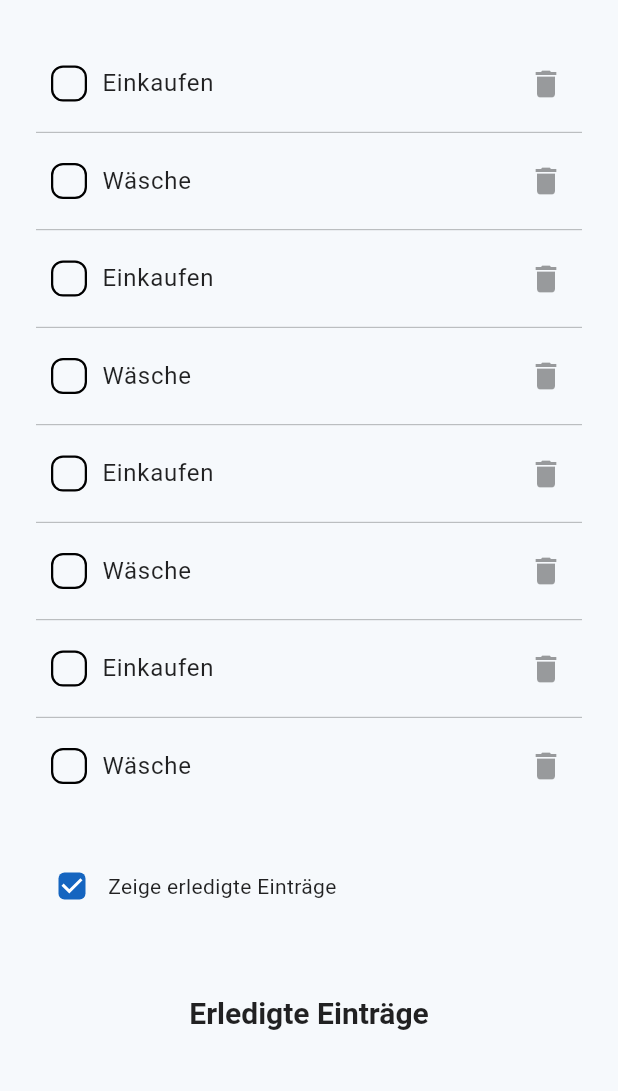
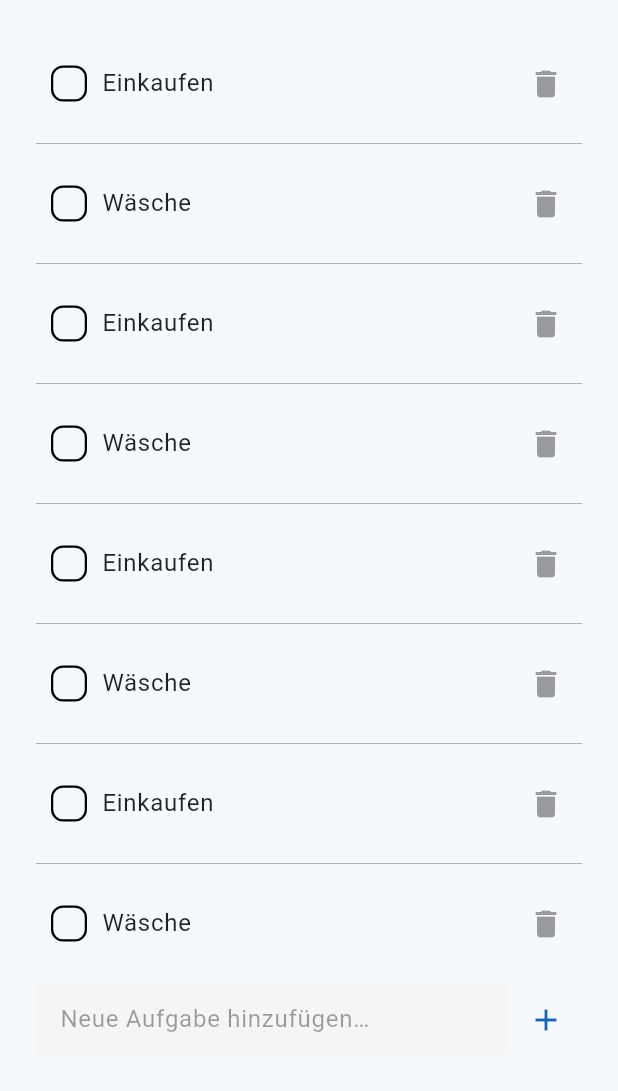
Before and after one commit to pythonite42/TaskMate, a Flutter app: the screen it shows after launch, on a phone screen of 412 x 824 dp, the part 125-1216 px from its top. Run offline on Flutter 3.47's test engine with Material 3 defaults, Android fonts, the phone set to English and light mode, and no system bars.

Commit message:
add entry

```diff
--- a/lib/global_settings/theme.dart
+++ b/lib/global_settings/theme.dart
@@ -57,7 +57,7 @@ class AppTheme {
       shape: RoundedRectangleBorder(borderRadius: BorderRadius.circular(4)),
       fillColor: WidgetStateProperty.all(_primaryBlue),
     ),
-    dividerColor: Colors.black38,
+    dividerTheme: DividerThemeData(thickness: 0.5, color: Colors.black38),
   );
 
   static ThemeData darkTheme = ThemeData(
@@ -114,6 +114,6 @@ class AppTheme {
       shape: RoundedRectangleBorder(borderRadius: BorderRadius.circular(4)),
       fillColor: WidgetStateProperty.all(_primaryBlueLight),
     ),
-    dividerColor: Colors.white,
+    dividerTheme: DividerThemeData(thickness: 0.5, color: Colors.white, space: 1),
   );
 }
--- a/lib/pages/todo.dart
+++ b/lib/pages/todo.dart
@@ -1,6 +1,7 @@
 import 'package:flutter/material.dart';
 import 'package:to_do_list/global_settings/spacing.dart';
-import 'package:to_do_list/widgets/entry_row.dart';
+import 'package:to_do_list/widgets/add_entry.dart';
+import 'package:to_do_list/widgets/entry.dart';
 
 class ToDoPage extends StatefulWidget {
   const ToDoPage({super.key});
@@ -140,7 +141,7 @@ class _ToDoPageState extends State<ToDoPage> {
       sizeFactor: CurvedAnimation(parent: animation, curve: Curves.easeOut),
       child: FadeTransition(
         opacity: animation,
-        child: EntryRow(
+        child: Entry(
           name: name,
           isDone: isDone,
           showDivider: showDivider,
@@ -209,7 +210,14 @@ class _ToDoPageState extends State<ToDoPage> {
                     );
                   },
                 ),
-
+              AddEntry(
+                onAdd: (text) {
+                  final insertIndex = _todos.length;
+                  _todos.add(text);
+                  _todoKey.currentState!.insertItem(insertIndex, duration: const Duration(milliseconds: 280));
+                  setState(() {});
+                },
+              ),
               AppSpacing.lg.vSpace,
 
               Row(
--- /dev/null
+++ b/lib/widgets/add_entry.dart
@@ -0,0 +1,45 @@
+import 'package:flutter/material.dart';
+import 'package:to_do_list/global_settings/spacing.dart';
+
+class AddEntry extends StatefulWidget {
+  const AddEntry({super.key, required this.onAdd});
+
+  final ValueChanged<String> onAdd;
+
+  @override
+  State<AddEntry> createState() => _AddEntryState();
+}
+
+class _AddEntryState extends State<AddEntry> {
+  final TextEditingController _controller = TextEditingController();
+
+  void _submit() {
+    final text = _controller.text.trim();
+    if (text.isNotEmpty) {
+      widget.onAdd(text);
+      _controller.clear();
+    }
+  }
+
+  @override
+  Widget build(BuildContext context) {
+    return Padding(
+      padding: const EdgeInsets.symmetric(vertical: AppSpacing.sm),
+      child: Row(
+        children: [
+          Expanded(
+            child: TextField(
+              controller: _controller,
+              decoration: const InputDecoration(hintText: 'Neue Aufgabe hinzufügen…', border: InputBorder.none),
+              onSubmitted: (_) => _submit(),
+            ),
+          ),
+          IconButton(
+            icon: Icon(Icons.add, color: Theme.of(context).colorScheme.primary),
+            onPressed: _submit,
+          ),
+        ],
+      ),
+    );
+  }
+}
--- a/lib/widgets/entry_row.dart
+++ b/lib/widgets/entry.dart
@@ -2,8 +2,8 @@ import 'package:flutter/material.dart';
 import 'package:to_do_list/global_settings/spacing.dart';
 import 'package:to_do_list/widgets/custom_checkbox.dart';
 
-class EntryRow extends StatefulWidget {
-  const EntryRow({
+class Entry extends StatefulWidget {
+  const Entry({
     super.key,
     required this.name,
     required this.isDone,
@@ -21,10 +21,10 @@ class EntryRow extends StatefulWidget {
   final ValueChanged<String> onRename;
 
   @override
-  State<EntryRow> createState() => _EntryRowState();
+  State<Entry> createState() => _EntryState();
 }
 
-class _EntryRowState extends State<EntryRow> {
+class _EntryState extends State<Entry> {
   bool _editing = false;
   late final TextEditingController _controller = TextEditingController(text: widget.name);
   final FocusNode _focusNode = FocusNode();
@@ -65,7 +65,7 @@ class _EntryRowState extends State<EntryRow> {
   Widget build(BuildContext context) {
     final theme = Theme.of(context);
     final textTheme = theme.textTheme;
-    final dividerColor = theme.dividerColor;
+    final dividerColor = theme.dividerTheme.color;
 
     final textStyle = textTheme.bodyLarge?.copyWith(
       color: widget.isDone ? dividerColor : textTheme.bodyLarge?.color,
@@ -128,7 +128,7 @@ class _EntryRowState extends State<EntryRow> {
             ],
           ),
         ),
-        if (widget.showDivider) Divider(height: 1, thickness: 0.5, color: dividerColor),
+        if (widget.showDivider) Divider(),
       ],
     );
   }
```
